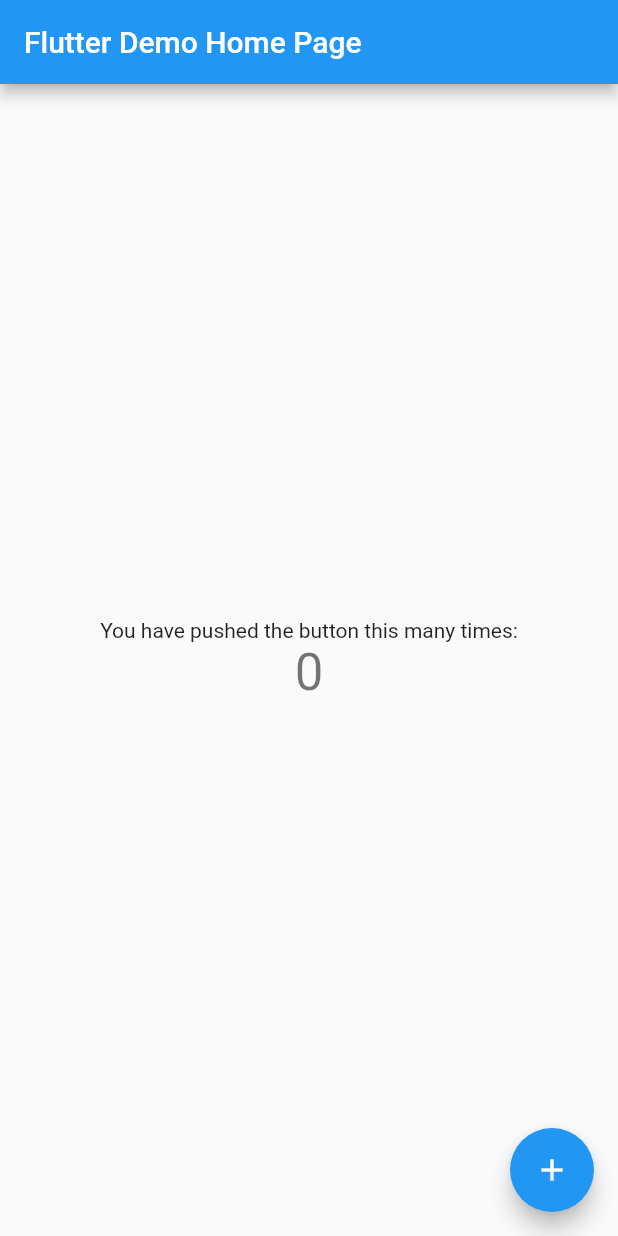
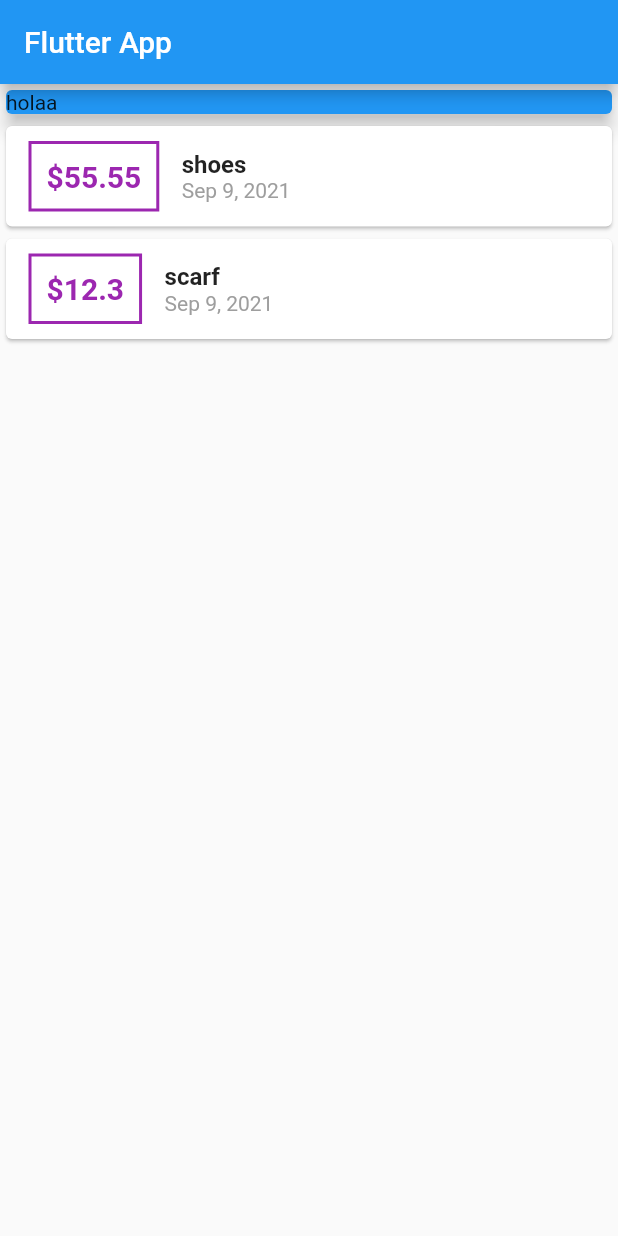
Before and after one commit to barbibrussa/personal-expenses-app, a Flutter app: the screen it shows after launch, on a phone screen of 412 x 824 dp. Run offline on Flutter 3.47's test engine with Material 2 defaults, Android fonts, the phone set to English and light mode, and no system bars.

```diff
--- a/lib/main.dart
+++ b/lib/main.dart
@@ -1,113 +1,106 @@
+import 'package:flutter/cupertino.dart';
+import 'package:intl/intl.dart';
+
+import './transaction.dart';
 import 'package:flutter/material.dart';
 
-void main() {
-  runApp(MyApp());
-}
+void main() => runApp(MyApp());
 
 class MyApp extends StatelessWidget {
-  // This widget is the root of your application.
   @override
   Widget build(BuildContext context) {
     return MaterialApp(
-      title: 'Flutter Demo',
-      theme: ThemeData(
-        // This is the theme of your application.
-        //
-        // Try running your application with "flutter run". You'll see the
-        // application has a blue toolbar. Then, without quitting the app, try
-        // changing the primarySwatch below to Colors.green and then invoke
-        // "hot reload" (press "r" in the console where you ran "flutter run",
-        // or simply save your changes to "hot reload" in a Flutter IDE).
-        // Notice that the counter didn't reset back to zero; the application
-        // is not restarted.
-        primarySwatch: Colors.blue,
-      ),
-      home: MyHomePage(title: 'Flutter Demo Home Page'),
+      title: 'Flutter App',
+      home: MyHomePage(),
     );
   }
 }
 
-class MyHomePage extends StatefulWidget {
-  MyHomePage({Key? key, required this.title}) : super(key: key);
-
-  // This widget is the home page of your application. It is stateful, meaning
-  // that it has a State object (defined below) that contains fields that affect
-  // how it looks.
-
-  // This class is the configuration for the state. It holds the values (in this
-  // case the title) provided by the parent (in this case the App widget) and
-  // used by the build method of the State. Fields in a Widget subclass are
-  // always marked "final".
-
-  final String title;
-
-  @override
-  _MyHomePageState createState() => _MyHomePageState();
-}
-
-class _MyHomePageState extends State<MyHomePage> {
-  int _counter = 0;
-
-  void _incrementCounter() {
-    setState(() {
-      // This call to setState tells the Flutter framework that something has
-      // changed in this State, which causes it to rerun the build method below
-      // so that the display can reflect the updated values. If we changed
-      // _counter without calling setState(), then the build method would not be
-      // called again, and so nothing would appear to happen.
-      _counter++;
-    });
-  }
+class MyHomePage extends StatelessWidget {
+  final List<Transaction> transaction = [
+    Transaction(
+      id: 't1',
+      title: 'shoes',
+      amount: 55.55,
+      date: DateTime.now(),
+    ),
+    Transaction(
+      id: 't2',
+      title: 'scarf',
+      amount: 12.30,
+      date: DateTime.now(),
+    )
+  ];
 
   @override
   Widget build(BuildContext context) {
-    // This method is rerun every time setState is called, for instance as done
-    // by the _incrementCounter method above.
-    //
-    // The Flutter framework has been optimized to make rerunning build methods
-    // fast, so that you can just rebuild anything that needs updating rather
-    // than having to individually change instances of widgets.
     return Scaffold(
       appBar: AppBar(
-        // Here we take the value from the MyHomePage object that was created by
-        // the App.build method, and use it to set our appbar title.
-        title: Text(widget.title),
+        title: Text('Flutter App'),
       ),
-      body: Center(
-        // Center is a layout widget. It takes a single child and positions it
-        // in the middle of the parent.
-        child: Column(
-          // Column is also a layout widget. It takes a list of children and
-          // arranges them vertically. By default, it sizes itself to fit its
-          // children horizontally, and tries to be as tall as its parent.
-          //
-          // Invoke "debug painting" (press "p" in the console, choose the
-          // "Toggle Debug Paint" action from the Flutter Inspector in Android
-          // Studio, or the "Toggle Debug Paint" command in Visual Studio Code)
-          // to see the wireframe for each widget.
-          //
-          // Column has various properties to control how it sizes itself and
-          // how it positions its children. Here we use mainAxisAlignment to
-          // center the children vertically; the main axis here is the vertical
-          // axis because Columns are vertical (the cross axis would be
-          // horizontal).
-          mainAxisAlignment: MainAxisAlignment.center,
-          children: <Widget>[
-            Text(
-              'You have pushed the button this many times:',
+      body: Column(
+        children: [
+          Container(
+            width: double.infinity,
+            child: Card(
+              color: Colors.blue,
+              child: Text('holaa'),
+              elevation: 5,
             ),
-            Text(
-              '$_counter',
-              style: Theme.of(context).textTheme.headline4,
-            ),
-          ],
-        ),
+          ),
+          Column(
+            children: transaction.map((tx) {
+              return Card(
+                child: Row(
+                  children: <Widget>[
+                    Container(
+                      margin: EdgeInsets.symmetric(
+                        vertical: 10,
+                        horizontal: 15,
+                      ),
+                      decoration: BoxDecoration(
+                        border: Border.all(
+                          color: Colors.purple,
+                          width: 2,
+                        ),
+                      ),
+                      padding: EdgeInsets.all(
+                        10,
+                      ),
+                      child: Text(
+                        '\$${tx.amount}',
+                        style: TextStyle(
+                          fontWeight: FontWeight.bold,
+                          fontSize: 20,
+                          color: Colors.purple,
+                        ),
+                      ),
+                    ),
+                    Column(
+                      crossAxisAlignment: CrossAxisAlignment.start,
+                      children: <Widget>[
+                        Text(
+                          tx.title,
+                          style: TextStyle(
+                            fontSize: 16,
+                            fontWeight: FontWeight.bold,
+                          ),
+                        ),
+                        Text(
+                          DateFormat.yMMMd().format(tx.date),
+                          style: TextStyle(
+                            color: Colors.grey,
+                          ),
+                        ),
+                      ],
+                    )
+                  ],
+                ),
+              );
+            }).toList(),
+          ),
+        ],
       ),
-      floatingActionButton: FloatingActionButton(
-        onPressed: _incrementCounter,
-        tooltip: 'Increment',
-        child: Icon(Icons.add),
-      ), // This trailing comma makes auto-formatting nicer for build methods.
     );
   }
 }
```
